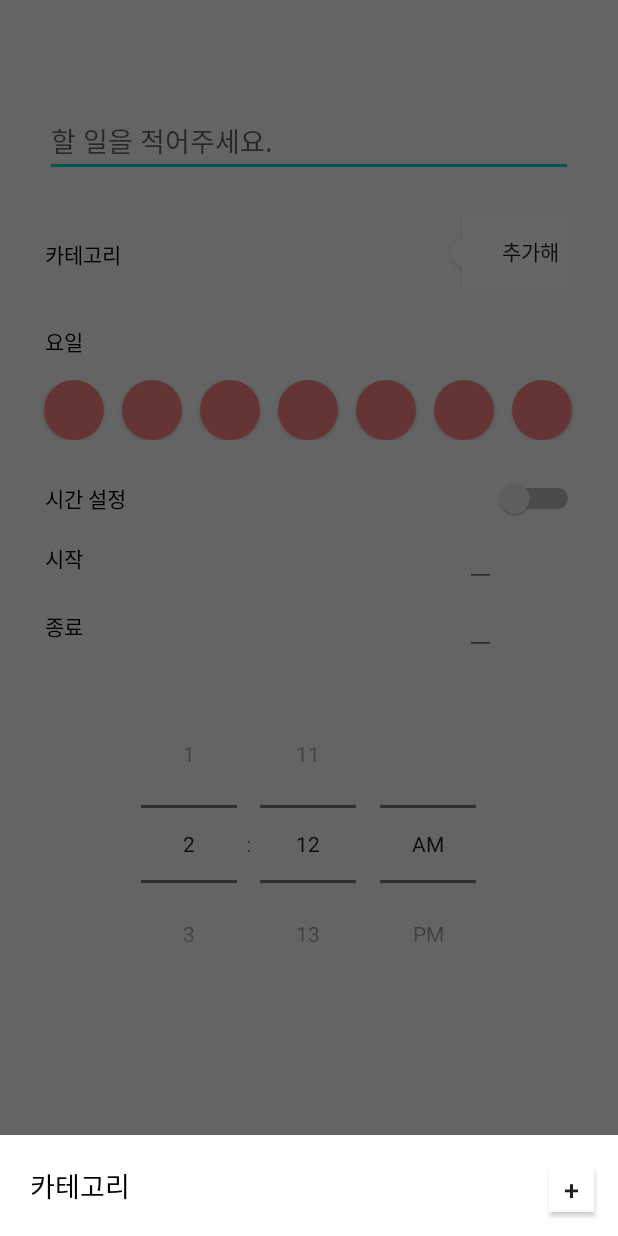
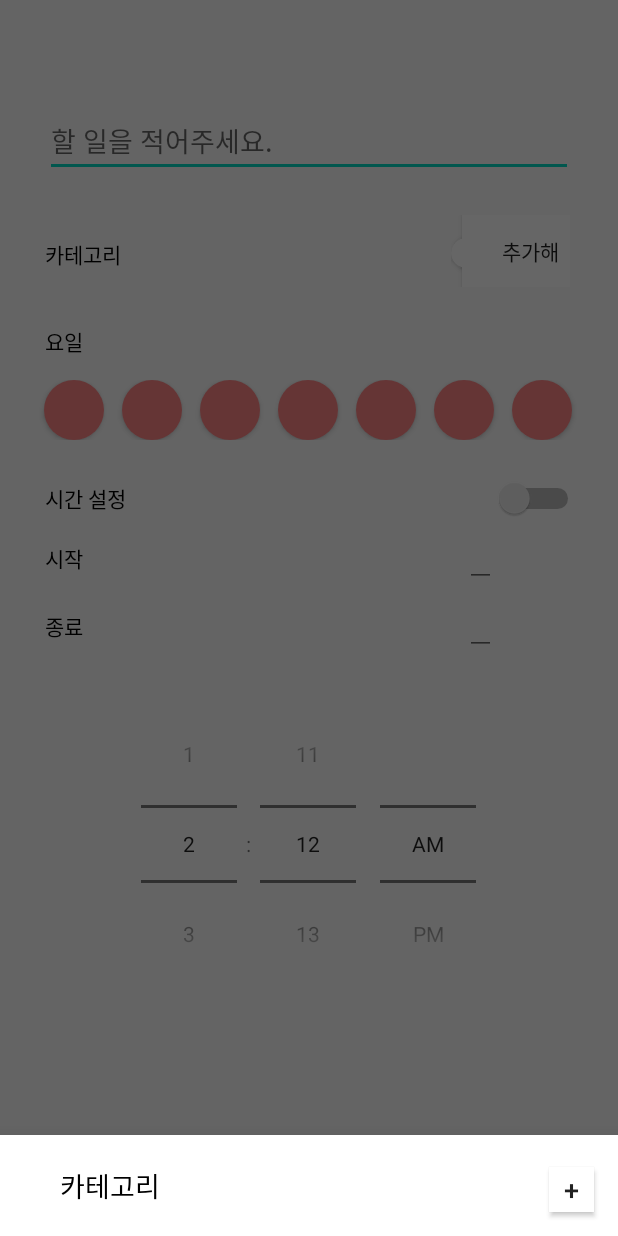
Before and after one commit to cindia3704/Dior_Android, an Android app: the fragment BottomSheetFragment placed in its activity, on a phone screen of 412 x 824 dp. Run offline under Robolectric (Android 15) with nearby library versions, the phone set to English and light mode, and no system bars.

Commit message:
typo fixed

```diff
--- a/WeekFlex/app/src/main/res/layout/fragment_bottom_sheet.xml
+++ b/WeekFlex/app/src/main/res/layout/fragment_bottom_sheet.xml
@@ -17,8 +17,8 @@
         <TextView
             android:layout_width="wrap_content"
             android:layout_height="wrap_content"
-            app:layout_constraintLeft_toLeftOf="bottomCategory"
-            app:layout_constraintTop_toTopOf="bottomCategory"
+            app:layout_constraintLeft_toLeftOf="@+id/bottomCategory"
+            app:layout_constraintTop_toTopOf="@+id/bottomCategory"
             android:text="카테고리"
             android:textSize="18dp"
             android:textColor="#000000"
```
